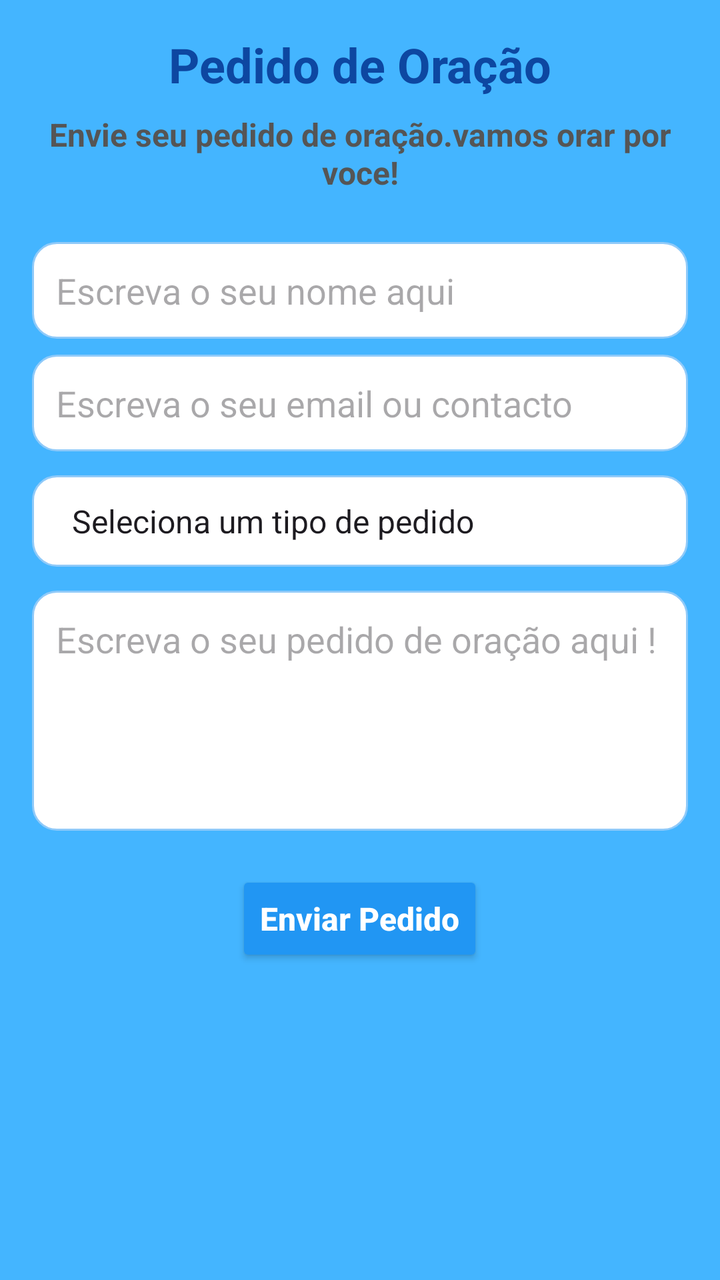
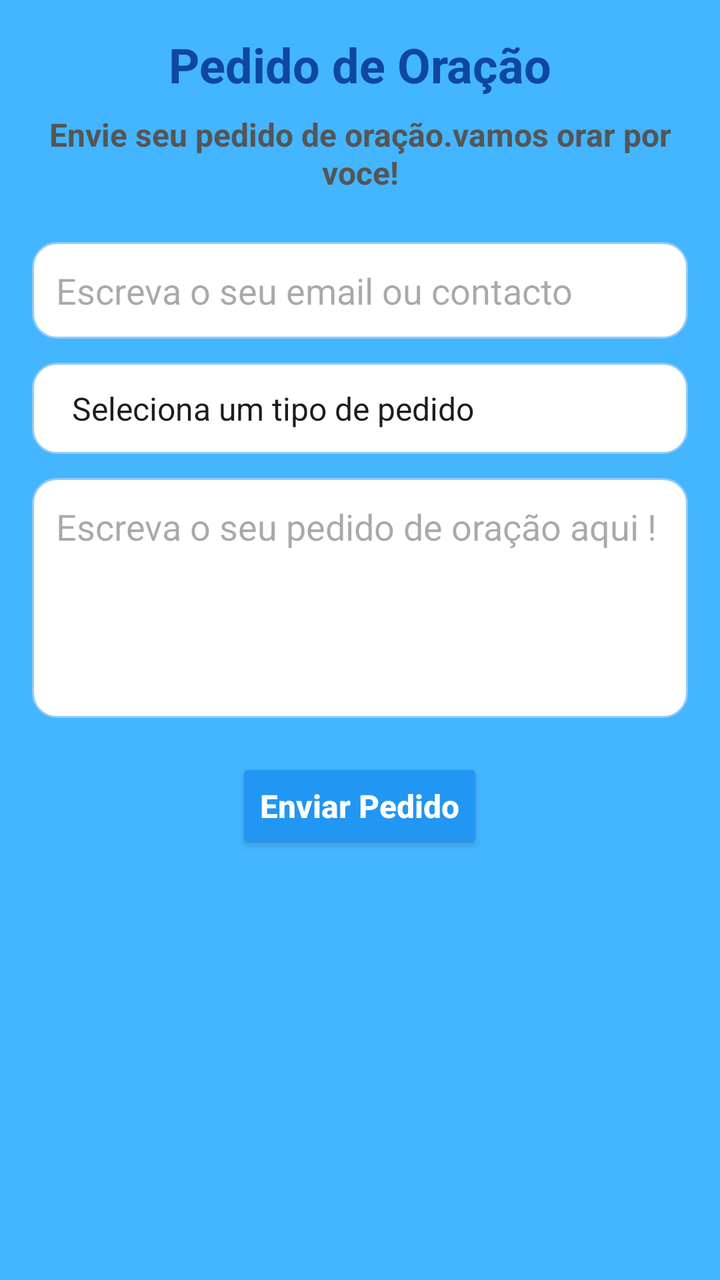

Before-and-after screenshots of an Android layout around one commit, followed by the original layout XML and the change that was made.
<!-- AndroidManifest.xml: application theme Theme.Igrejas -->
<!-- res/layout/activity_formulario_pedido_oracao.xml -->
<?xml version="1.0" encoding="utf-8"?>
<androidx.constraintlayout.widget.ConstraintLayout
    xmlns:android="http://schemas.android.com/apk/res/android"
    xmlns:app="http://schemas.android.com/apk/res-auto"
    xmlns:tools="http://schemas.android.com/tools"
    android:id="@+id/main"
    android:layout_width="match_parent"
    android:layout_height="match_parent"
    android:background="@color/baby_blue"
    tools:context=".Formulario_pedido_oracaoActivity">

    <ScrollView
        android:layout_width="0dp"
        android:layout_height="0dp"
        app:layout_constraintTop_toTopOf="parent"
        app:layout_constraintBottom_toBottomOf="parent"
        app:layout_constraintStart_toStartOf="parent"
        app:layout_constraintEnd_toEndOf="parent">

        <LinearLayout
            android:orientation="vertical"
            android:layout_width="match_parent"
            android:layout_height="wrap_content"
            android:padding="16dp">

            
            <TextView
                android:id="@+id/textTitle"
                android:text="@string/pediofor"
                android:textSize="24sp"
                android:textStyle="bold"
                android:textColor="#0D47A1"
                android:layout_width="match_parent"
                android:layout_height="wrap_content"
                android:gravity="center_horizontal"
                android:paddingBottom="8dp"/>

            <TextView
                android:id="@+id/text"
                android:text="@string/envia"
                android:textSize="16sp"
                android:textColor="#555555"
                android:textStyle="bold"
                android:layout_width="match_parent"
                android:layout_height="wrap_content"
                android:gravity="center_horizontal"
                android:paddingBottom="16dp" />

            
            <EditText
                android:id="@+id/editName"
                android:hint="Escreva o seu nome aqui "
                android:layout_width="match_parent"
                android:layout_height="wrap_content"
                android:background="@drawable/edittext_bg"
                android:padding="12dp"
                android:layout_marginTop="8dp"/>
            <EditText
                android:id="@+id/editcontacto"
                android:hint="Escreva o seu email ou contacto "
                android:layout_width="match_parent"
                android:layout_height="wrap_content"
                android:background="@drawable/edittext_bg"
                android:padding="12dp"
                android:layout_marginTop="8dp"/>

            
            <Spinner
                android:id="@+id/spinnerType"
                android:layout_width="match_parent"
                android:layout_height="wrap_content"
                android:layout_marginTop="12dp"
                android:background="@drawable/edittext_bg"
                android:padding="12dp"
                android:entries="@array/tipos_oracao" />

            
            <EditText
                android:id="@+id/editDetails"
                android:hint="Escreva o seu pedido de oração aqui !"
                android:layout_width="match_parent"
                android:layout_height="120dp"
                android:gravity="top"
                android:inputType="textMultiLine"
                android:layout_marginTop="12dp"
                android:background="@drawable/edittext_bg"
                android:padding="12dp"
               />

            
            <Button
                android:id="@+id/buttonenviar"
                android:layout_width="wrap_content"
                android:layout_height="wrap_content"
                android:text="Enviar Pedido"
                android:textAllCaps="false"
                android:layout_gravity="center"
                android:textSize="16sp"
                android:textStyle="bold"
                android:backgroundTint="#2196F3"
                android:textColor="@color/white"
                android:layout_marginTop="20dp"
                />


        </LinearLayout>
    </ScrollView>

</androidx.constraintlayout.widget.ConstraintLayout>
<!-- resources referenced by this layout -->
<resources>
  <string-array name="tipos_oracao">
          <item>Seleciona um tipo de pedido</item>
          <item>Saúde</item>
          <item>Família</item>
          <item>Trabalho / Finanças</item>
          <item>Relacionamentos</item>
          <item>Fé e Crescimento Espiritual</item>
          <item>Libertação</item>
          <item>Luto e Consolo</item>
          <item>Outro</item>
      </string-array>
  <color name="baby_blue">#44B5FF</color>
  <color name="white">#FFFFFFFF</color>
  <!-- drawable edittext_bg (drawable) -->
  <?xml version="1.0" encoding="utf-8"?>
  <shape xmlns:android="http://schemas.android.com/apk/res/android">
      <solid android:color="#FFFFFF"/>
      <corners android:radius="12dp"/>
      <stroke
          android:width="1dp"
          android:color="#90CAF9"/>
  </shape>
  <string name="envia">Envie seu pedido de oração.vamos orar por voce!</string>
  <string name="pediofor">Pedido de Oração</string>
  <style name="Theme.Igrejas" parent="Base.Theme.Igrejas" />
  <style name="Base.Theme.Igrejas" parent="Theme.Material3.DayNight.NoActionBar">
          
          
      </style>
</resources>

<!-- the commit's change to res/layout/activity_formulario_pedido_oracao.xml (unified diff, before → after) -->
@@ -46,15 +46,7 @@
                 android:gravity="center_horizontal"
                 android:paddingBottom="16dp" />
 
-            
-            <EditText
-                android:id="@+id/editName"
-                android:hint="Escreva o seu nome aqui "
-                android:layout_width="match_parent"
-                android:layout_height="wrap_content"
-                android:background="@drawable/edittext_bg"
-                android:padding="12dp"
-                android:layout_marginTop="8dp"/>
+
             <EditText
                 android:id="@+id/editcontacto"
                 android:hint="Escreva o seu email ou contacto "
